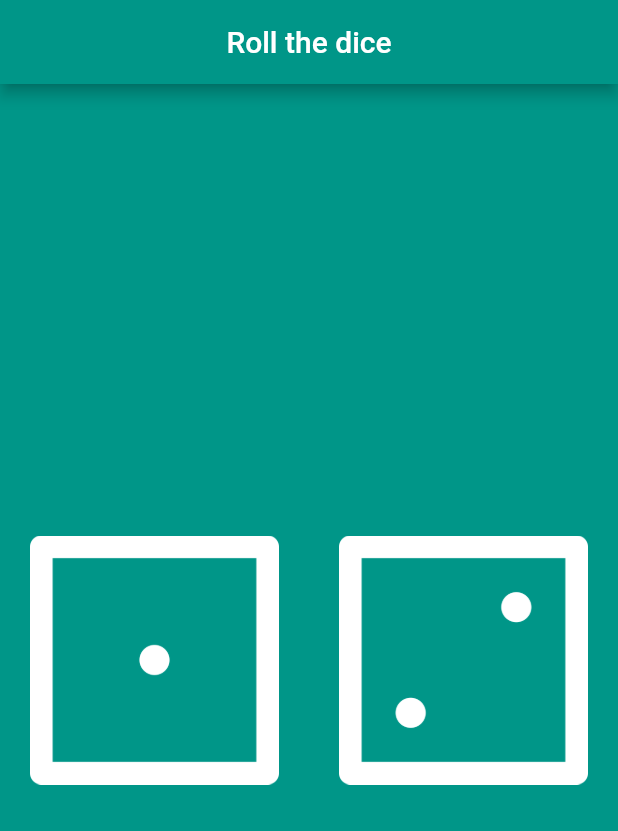
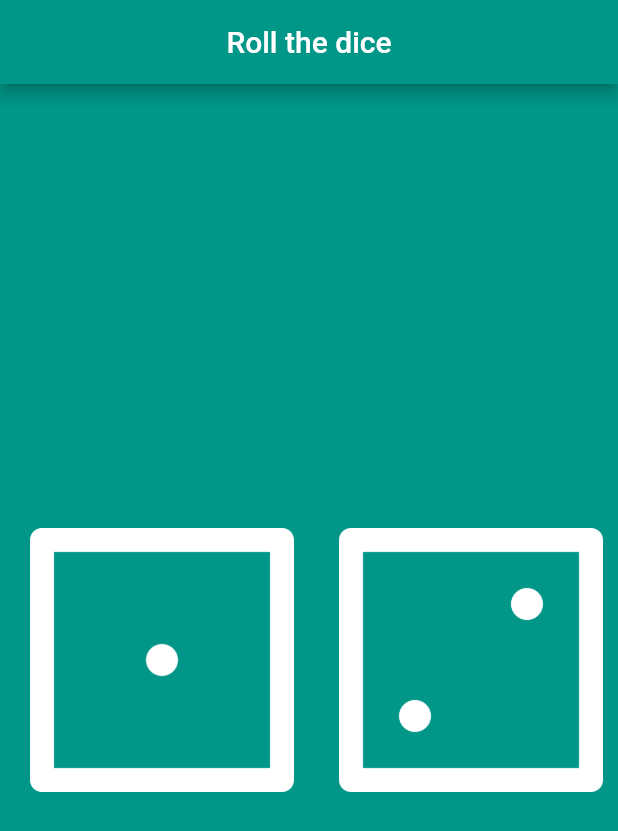
Before and after one commit to judexes/roll-the-dice, a Flutter app: the screen it shows after launch, on a phone screen of 412 x 824 dp. Shown: the top 831 px of the screen. Run offline on Flutter 3.47's test engine with Material 2 defaults, Android fonts, the phone set to English and light mode, and no system bars.

Commit message:
Dice image UI

```diff
--- a/lib/main.dart
+++ b/lib/main.dart
@@ -25,7 +25,7 @@ class DicePage extends StatelessWidget {
         children: <Widget>[
           Expanded(
             child: Padding(
-              padding: const EdgeInsets.all(20.0),
+              padding: const EdgeInsets.fromLTRB(20.0, 20.0, 10.0, 20.0),
               child: Image.asset(
                 'images/dice1.png',
               ),
@@ -33,7 +33,7 @@ class DicePage extends StatelessWidget {
           ),
           Expanded(
             child: Padding(
-              padding: const EdgeInsets.all(20.0),
+              padding: const EdgeInsets.fromLTRB(20.0, 20.0, 10.0, 20.0),
               child: Image.asset(
                 'images/dice2.png',
               ),
```
